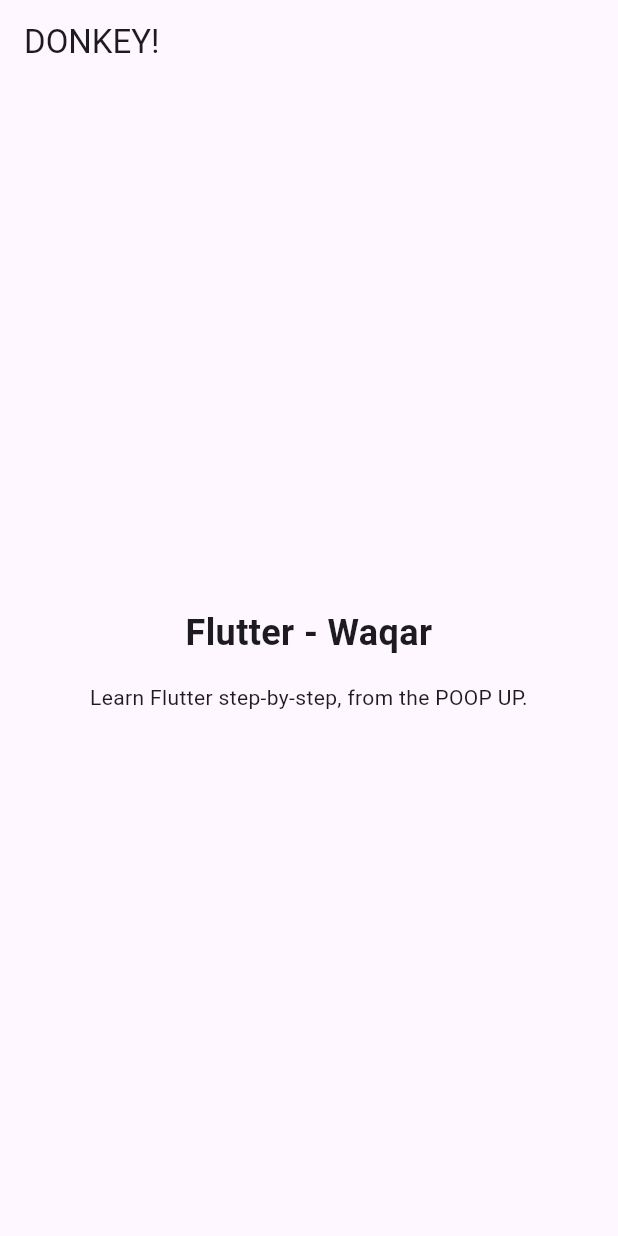
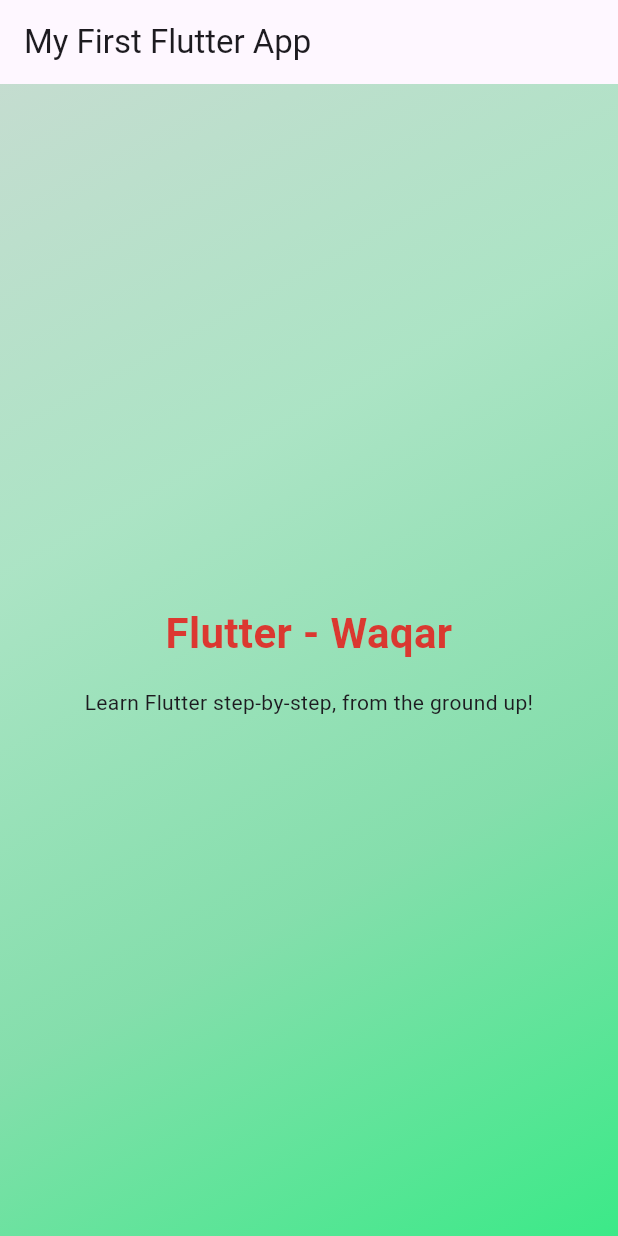
Before and after one commit to MoreWaqar/flutter_projects, a Flutter app: the screen it shows after launch, on a phone screen of 412 x 824 dp. Run offline on Flutter 3.47's test engine with Material 2 defaults, Android fonts, the phone set to English and light mode, and no system bars.

Commit message:
Learning widgets

```diff
--- a/second_app/lib/main.dart
+++ b/second_app/lib/main.dart
@@ -23,9 +23,14 @@ class MyApp extends StatelessWidget {
       theme: ThemeData(useMaterial3: true),
       home: Scaffold(
         appBar: AppBar(
-          title: const Text('DONKEY!'),
+          title: const Text('My First Flutter App'),
         ),
         body: Container(
+          decoration: BoxDecoration(gradient: LinearGradient(
+            colors: [Color.fromRGBO(182, 214, 196, 0.8),Color.fromARGB(204, 151, 223, 182),Color.fromRGBO(102, 216, 151, 0.8),Color.fromRGBO(11, 230, 106, 0.8)],
+            begin: Alignment.topLeft,
+            end : Alignment.bottomRight
+            )),
           width: double.infinity,
           padding: const EdgeInsets.all(12),
           // ignore: prefer_const_constructors
@@ -37,13 +42,14 @@ class MyApp extends StatelessWidget {
                 'Flutter - Waqar',
                 textAlign: TextAlign.center,
                 style: TextStyle(
-                  fontSize: 24,
+                  fontSize: 28,
+                  color: Color.fromRGBO(235, 14, 14, 0.8),
                   fontWeight: FontWeight.bold,
                 ),
               ),
               SizedBox(height: 16),
               Text(
-                'Learn Flutter step-by-step, from the POOP UP.',
+                'Learn Flutter step-by-step, from the ground up!',
                 textAlign: TextAlign.center,
               ),
             ],
```
